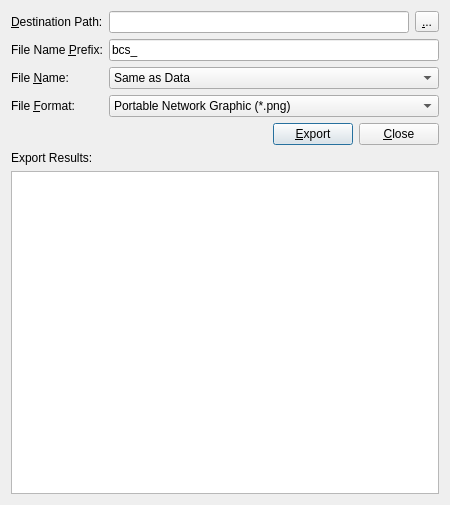
open-vela/external_zint, file frontend_qt/extExport.ui: the form before one commit.
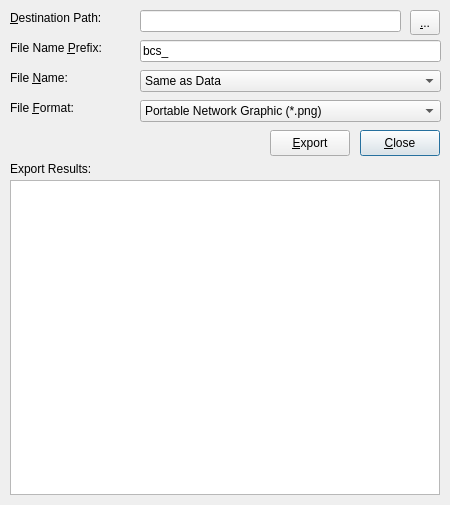
The form after the commit. Icons and pictures are not drawn.

Commit message: export "external/zint" path

The edit to the form file:
```diff
--- a/frontend_qt/extExport.ui
+++ b/frontend_qt/extExport.ui
@@ -10,6 +10,24 @@
     <height>505</height>
    </rect>
   </property>
+  <property name="sizePolicy">
+   <sizepolicy hsizetype="Fixed" vsizetype="Fixed">
+    <horstretch>0</horstretch>
+    <verstretch>0</verstretch>
+   </sizepolicy>
+  </property>
+  <property name="minimumSize">
+   <size>
+    <width>450</width>
+    <height>505</height>
+   </size>
+  </property>
+  <property name="maximumSize">
+   <size>
+    <width>450</width>
+    <height>505</height>
+   </size>
+  </property>
   <property name="windowTitle">
    <string>Export Barcodes</string>
   </property>
@@ -17,23 +35,6 @@
    <iconset resource="resources.qrc">
     <normaloff>:res/zint-qt.ico</normaloff>:res/zint-qt.ico</iconset>
   </property>
-  <layout class="QVBoxLayout" name="verticalLayoutExp">
-   <item>
-    <layout class="QGridLayout" name="gridLayoutExpFile">
-     <item row="0" column="0">
-      <widget class="QLabel" name="lblDestPath">
-       <property name="text">
-        <string>&amp;Destination Path:</string>
-       </property>
-       <property name="toolTip">
-        <string>Destination folder</string>
-       </property>
-       <property name="buddy">
-        <cstring>linDestPath</cstring>
-       </property>
-      </widget>
-     </item>
-     <item row="0" column="1">
       <widget class="QLineEdit" name="linDestPath">
        <property name="geometry">
         <rect>
@@ -47,32 +48,15 @@
         <string>Destination folder</string>
        </property>
       </widget>
-     </item>
-     <item row="0" column="2">
-      <widget class="QToolButton" name="btnDestPath">
-       <property name="toolTip">
-        <string>Find a destination for your files</string>
-       </property>
-       <property name="text">
-        <string>&amp;...</string>
-       </property>
-      </widget>
-     </item>
-     <item row="1" column="0">
-      <widget class="QLabel" name="lblPrefix">
-       <property name="text">
-        <string>File Name &amp;Prefix:</string>
-       </property>
-       <property name="toolTip">
-        <string>The first part of the filenames</string>
-       </property>
-       <property name="buddy">
-        <cstring>linPrefix</cstring>
-       </property>
-      </widget>
-     </item>
-     <item row="1" column="1" colspan="2">
       <widget class="QLineEdit" name="linPrefix">
+   <property name="geometry">
+    <rect>
+     <x>140</x>
+     <y>40</y>
+     <width>301</width>
+     <height>22</height>
+    </rect>
+   </property>
        <property name="toolTip">
         <string>The first part of the filenames</string>
        </property>
@@ -80,22 +64,15 @@
         <string>bcs_</string>
        </property>
       </widget>
-     </item>
-     <item row="2" column="0">
-      <widget class="QLabel" name="lblFileName">
-       <property name="text">
-        <string>File &amp;Name:</string>
-       </property>
-       <property name="toolTip">
-        <string>Set the naming convention used by the files</string>
-       </property>
-       <property name="buddy">
-        <cstring>cmbFileName</cstring>
-       </property>
-      </widget>
-     </item>
-     <item row="2" column="1" colspan="2">
       <widget class="QComboBox" name="cmbFileName">
+   <property name="geometry">
+    <rect>
+     <x>140</x>
+     <y>70</y>
+     <width>301</width>
+     <height>22</height>
+    </rect>
+   </property>
        <property name="toolTip">
         <string>Set the naming convention used by the files</string>
        </property>
@@ -110,22 +87,15 @@
         </property>
        </item>
       </widget>
-     </item>
-     <item row="3" column="0">
-      <widget class="QLabel" name="lblFileFormat">
-       <property name="text">
-        <string>File &amp;Format:</string>
-       </property>
-       <property name="toolTip">
-        <string>The type of file which you want to create</string>
-       </property>
-       <property name="buddy">
-        <cstring>cmbFileFormat</cstring>
-       </property>
-      </widget>
-     </item>
-     <item row="3" column="1" colspan="2">
       <widget class="QComboBox" name="cmbFileFormat">
+   <property name="geometry">
+    <rect>
+     <x>140</x>
+     <y>100</y>
+     <width>301</width>
+     <height>22</height>
+    </rect>
+   </property>
        <property name="toolTip">
         <string>The type of file which you want to create</string>
        </property>
@@ -170,36 +140,107 @@
         </property>
        </item>
       </widget>
-     </item>
-    </layout>
-   </item>
-   <item>
-    <layout class="QHBoxLayout" name="horzLayoutExpBtns">
-     <item>
-      <spacer name="horzSpacerExpBtns">
-       <property name="orientation">
-        <enum>Qt::Horizontal</enum>
-       </property>
-       <property name="sizeHint" stdset="0">
-        <size>
-         <width>40</width>
-         <height>20</height>
-        </size>
-       </property>
-      </spacer>
-     </item>
-     <item>
-      <widget class="QPushButton" name="btnOK">
+  <widget class="QToolButton" name="btnDestPath">
+   <property name="geometry">
+    <rect>
+     <x>410</x>
+     <y>10</y>
+     <width>30</width>
+     <height>25</height>
+    </rect>
+   </property>
+   <property name="toolTip">
+    <string>Find a destination for your files</string>
+   </property>
        <property name="text">
-        <string>&amp;Export</string>
-       </property>
+    <string>&amp;...</string>
+   </property>
+  </widget>
+  <widget class="QLabel" name="label">
+   <property name="geometry">
+    <rect>
+     <x>10</x>
+     <y>10</y>
+     <width>121</width>
+     <height>16</height>
+    </rect>
+   </property>
+   <property name="text">
+    <string>&amp;Destination Path:</string>
+   </property>
        <property name="toolTip">
-        <string>Create files</string>
-       </property>
-      </widget>
-     </item>
-     <item>
+    <string>Destination folder</string>
+   </property>
+   <property name="buddy">
+    <cstring>linDestPath</cstring>
+   </property>
+  </widget>
+  <widget class="QLabel" name="label_2">
+   <property name="geometry">
+    <rect>
+     <x>10</x>
+     <y>40</y>
+     <width>111</width>
+     <height>16</height>
+    </rect>
+   </property>
+   <property name="text">
+    <string>File Name &amp;Prefix:</string>
+   </property>
+   <property name="toolTip">
+    <string>The first part of the filenames</string>
+   </property>
+   <property name="buddy">
+    <cstring>linPrefix</cstring>
+   </property>
+  </widget>
+  <widget class="QLabel" name="label_3">
+   <property name="geometry">
+    <rect>
+     <x>10</x>
+     <y>70</y>
+     <width>111</width>
+     <height>16</height>
+    </rect>
+   </property>
+   <property name="text">
+    <string>File &amp;Name:</string>
+   </property>
+   <property name="toolTip">
+    <string>Set the naming convention used by the files</string>
+   </property>
+   <property name="buddy">
+    <cstring>cmbFileName</cstring>
+   </property>
+  </widget>
+  <widget class="QLabel" name="label_4">
+   <property name="geometry">
+    <rect>
+     <x>10</x>
+     <y>100</y>
+     <width>111</width>
+     <height>16</height>
+    </rect>
+   </property>
+   <property name="text">
+    <string>File &amp;Format:</string>
+   </property>
+   <property name="toolTip">
+    <string>The type of file which you want to create</string>
+   </property>
+   <property name="buddy">
+    <cstring>cmbFileFormat</cstring>
+   </property>
+  </widget>
       <widget class="QPushButton" name="btnCancel">
+   <property name="geometry">
+    <rect>
+     <x>360</x>
+     <y>130</y>
+     <width>80</width>
+     <height>26</height>
+    </rect>
+   </property>
        <property name="text">
         <string>&amp;Close</string>
        </property>
@@ -207,24 +248,45 @@
         <string>Close window</string>
        </property>
       </widget>
-     </item>
-    </layout>
-   </item>
-   <item>
+  <widget class="QPushButton" name="btnOK">
+   <property name="geometry">
+    <rect>
+     <x>270</x>
+     <y>130</y>
+     <width>80</width>
+     <height>26</height>
+    </rect>
+   </property>
+   <property name="text">
+    <string>&amp;Export</string>
+   </property>
+   <property name="toolTip">
+    <string>Create files</string>
+   </property>
+  </widget>
+  <widget class="QPlainTextEdit" name="txtFeedback">
+   <property name="geometry">
+    <rect>
+     <x>10</x>
+     <y>180</y>
+     <width>430</width>
+     <height>315</height>
+    </rect>
+   </property>
+  </widget>
     <widget class="QLabel" name="lblFeedback">
+   <property name="geometry">
+    <rect>
+     <x>10</x>
+     <y>160</y>
+     <width>101</width>
+     <height>17</height>
+    </rect>
+   </property>
      <property name="text">
       <string>Export Results:</string>
      </property>
     </widget>
-   </item>
-   <item>
-    <widget class="QPlainTextEdit" name="txtFeedback">
-     <property name="readOnly">
-      <bool>true</bool>
-     </property>
-    </widget>
-   </item>
-  </layout>
  </widget>
  <resources/>
  <connections/>
```
Left out of the diff: 4 changed lines with no effect on the pictures. Lines whose indentation alone changed are shown as unchanged. The commit also changes 415 other files.
